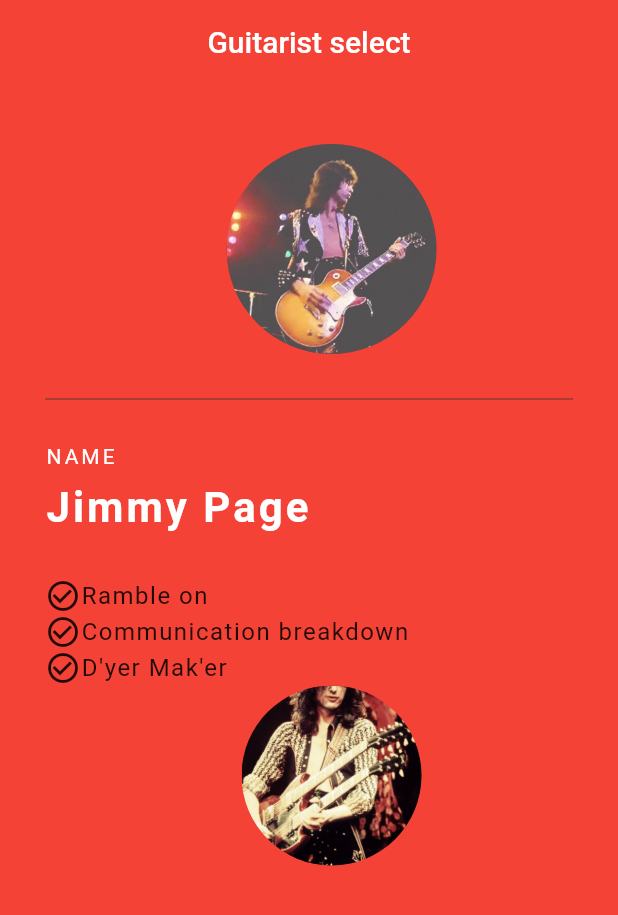
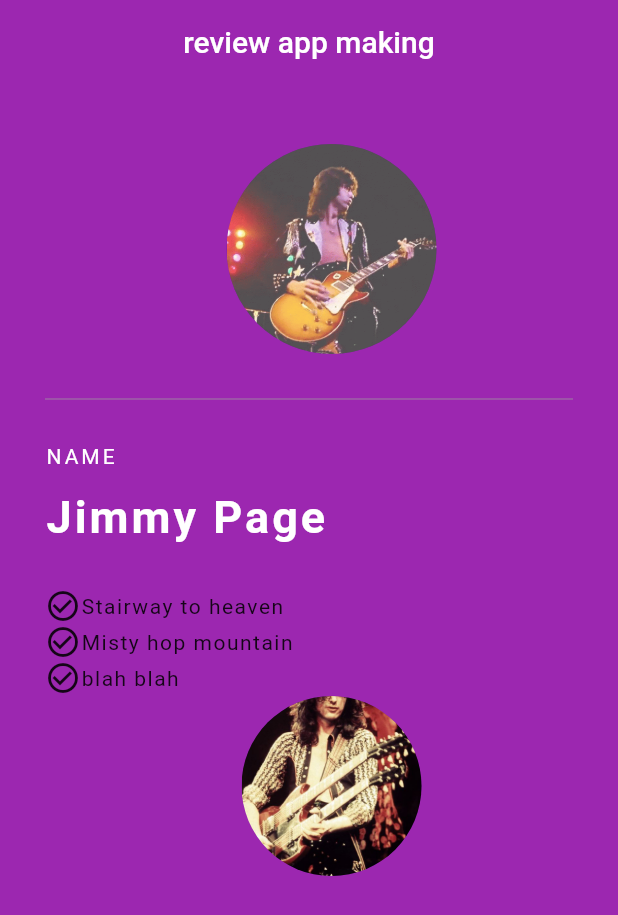
Before and after one commit to bbakgosu/flutter_project, a Flutter app: the screen it shows after launch, on a phone screen of 412 x 824 dp. Shown: the top 915 px of the screen. Run offline on Flutter 3.47's test engine with Material 2 defaults, Android fonts, the phone set to English and light mode, and no system bars.

Commit message:
app making review

```diff
--- a/lib/main.dart
+++ b/lib/main.dart
@@ -1,44 +1,43 @@
 import 'package:flutter/material.dart';
 
 void main() => runApp(MyApp());
+
 
 class MyApp extends StatelessWidget {
   @override
   Widget build(BuildContext context) {
     return MaterialApp(
-      title: 'My sized box practice',
-      theme: ThemeData(primarySwatch: Colors.red),
-      home: MyHomePage(),
+      title: "chanju's reveiw app making",
+      theme: ThemeData(primarySwatch: Colors.purple),
+      home: MyHomePage2(),
+
     );
   }
 }
 
-class MyHomePage extends StatelessWidget {
+class MyHomePage2 extends StatelessWidget {
   @override
   Widget build(BuildContext context) {
     return Scaffold(
-      backgroundColor: Colors.red,
+      backgroundColor: Colors.purple,
       appBar: AppBar(
-        title: Text('Guitarist select'),
+        title: Text('review app making'),
+        elevation: 0.0,
         centerTitle: true,
-        elevation: 0.0,
         ),
-      body: Padding(
-          padding: EdgeInsets.fromLTRB(30.0, 40.0, 0.0, 0.0),
+      body: Padding(padding: EdgeInsets.fromLTRB(30.0, 40.0, 0.0, 0.0),
       child: Column(
         crossAxisAlignment: CrossAxisAlignment.start,
         children: [
           Center(
-                child: CircleAvatar(
-                  backgroundImage: AssetImage('assets/jimmy_page.gif'),
-                  radius: 70.0,
-                ),
+            child: CircleAvatar(backgroundImage: AssetImage('assets/jimmy_page.gif'),
+            radius: 70.0,),
           ),
         Divider(
-                height: 60,
-                color: Colors.grey[850],
+          color: Colors.grey,
+          endIndent: 30.0,
           thickness: 0.5,
-                endIndent: 30.0,
+          height: 60.0,
         ),
         Text(
           'NAME',
@@ -48,15 +47,15 @@ class MyHomePage extends StatelessWidget {
         ),
         ),
         SizedBox(
-                height: 10.0,
+          height: 15.0,
         ),
         Text(
           'Jimmy Page',
           style: TextStyle(
           color: Colors.white,
+          fontWeight: FontWeight.bold,
+          fontSize: 30.0,
           letterSpacing: 2.0,
-                  fontSize: 28.0,
-                  fontWeight: FontWeight.bold,
         ),
         ),
         SizedBox(
@@ -65,10 +64,8 @@ class MyHomePage extends StatelessWidget {
         Row(
           children: [
             Icon(Icons.check_circle_outline),
-                  Text(
-                    'Ramble on',
+            Text("Stairway to heaven",
             style: TextStyle(
-                      fontSize: 16.0,
               letterSpacing: 1.0,
             ),
             )
@@ -77,10 +74,8 @@ class MyHomePage extends StatelessWidget {
         Row(
           children: [
             Icon(Icons.check_circle_outline),
-                  Text(
-                    'Communication breakdown',
+            Text("Misty hop mountain",
             style: TextStyle(
-                      fontSize: 16.0,
               letterSpacing: 1.0,
             ),
             )
@@ -89,10 +84,8 @@ class MyHomePage extends StatelessWidget {
         Row(
           children: [
             Icon(Icons.check_circle_outline),
-                  Text(
-                    "D'yer Mak'er",
+            Text("blah blah",
             style: TextStyle(
-                      fontSize: 16.0,
               letterSpacing: 1.0,
             ),
             )
@@ -105,7 +98,11 @@ class MyHomePage extends StatelessWidget {
           ),
         )
         ],
-          )),
+
+
+      ),
+
+      ),
     );
   }
 }
```
Also changed, not shown: lib/1234.dart (added, +111 -0 lines), 1 other file. Lines whose indentation alone changed are shown as unchanged.
